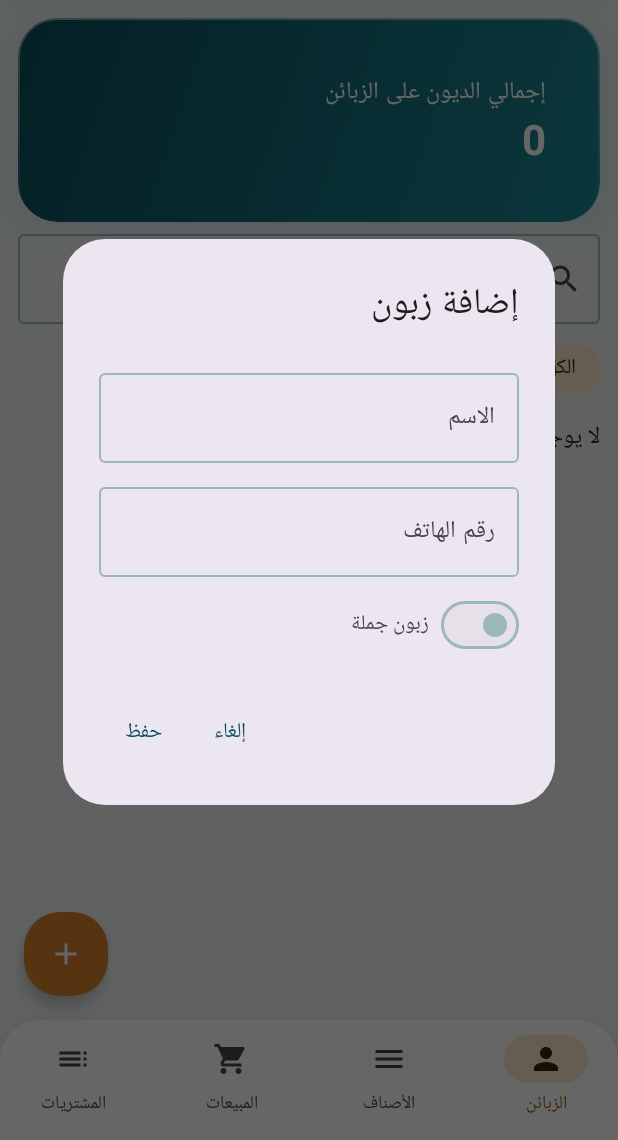
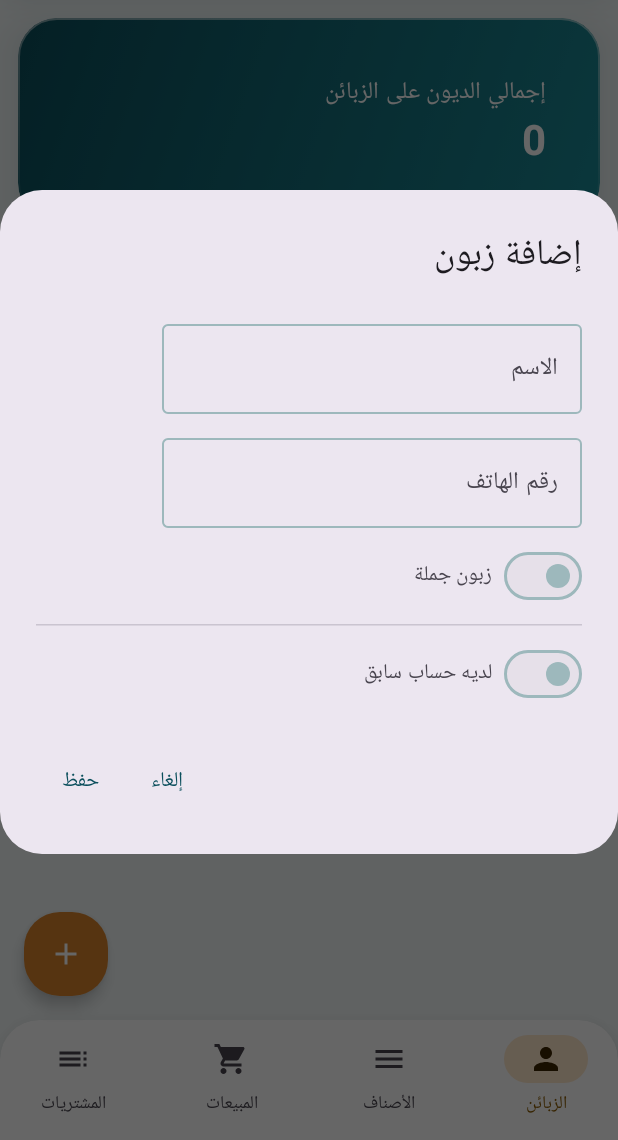
Before and after one commit to ibrahimmoayed039-netizen/ibrahimatar, an Android app built with Jetpack Compose: the screen it shows after launch (MainActivity), after a tap on "إضافة زبون", on a phone screen of 412 x 824 dp, the part 96-1236 px from its top. Run offline under Robolectric (Android 15) with nearby library versions, the phone set to English and light mode, and no system bars; our stand-ins replace Room's generated code.

Commit message:
Add files via upload

```diff
--- a/app/src/main/java/com/fabric/ledger/ui/Components.kt
+++ b/app/src/main/java/com/fabric/ledger/ui/Components.kt
@@ -36,6 +36,7 @@ import com.fabric.ledger.data.Customer
 import com.fabric.ledger.data.Fabric
 import com.fabric.ledger.data.FabricTotals
 import com.fabric.ledger.data.Payment
+import com.fabric.ledger.data.PreviousAccount
 import com.fabric.ledger.data.Purchase
 import com.fabric.ledger.data.SupplierPayment
 import com.fabric.ledger.data.Sale
@@ -307,16 +308,24 @@ fun FabricDialog(initial: Fabric?, onSave: (Fabric) -> Unit, onDelete: (() -> Un
     )
 }
 
+@OptIn(ExperimentalMaterial3Api::class)
 @Composable
-fun CustomerDialog(onSave: (Customer) -> Unit, onDismiss: () -> Unit, initial: Customer? = null) {
+fun CustomerDialog(onSave: (Customer, PreviousAccount?) -> Unit, onDismiss: () -> Unit, initial: Customer? = null) {
     var name by remember { mutableStateOf(initial?.name ?: "") }
     var phone by remember { mutableStateOf(initial?.phone ?: "") }
     var wholesale by remember { mutableStateOf(initial?.isWholesale ?: false) }
+    // الحساب السابق: يظهر عند إضافة زبون جديد فقط
+    var hasPrev by remember { mutableStateOf(false) }
+    var prevAmount by remember { mutableStateOf("") }
+    var prevCur by remember { mutableStateOf("IQD") }
+    var prevDate by remember { mutableStateOf(System.currentTimeMillis()) }
+    var pickDate by remember { mutableStateOf(false) }
+    var triedSave by remember { mutableStateOf(false) }
     AlertDialog(
         onDismissRequest = onDismiss,
         title = { Text(if (initial == null) "إضافة زبون" else "تعديل الزبون") },
         text = {
-            Column(verticalArrangement = Arrangement.spacedBy(8.dp)) {
+            Column(Modifier.verticalScroll(rememberScrollState()), verticalArrangement = Arrangement.spacedBy(8.dp)) {
                 OutlinedTextField(name, { name = it }, label = { Text("الاسم") }, singleLine = true)
                 OutlinedTextField(
                     phone, { phone = it }, label = { Text("رقم الهاتف") }, singleLine = true,
@@ -327,15 +336,54 @@ fun CustomerDialog(onSave: (Customer) -> Unit, onDismiss: () -> Unit, initial: C
                     Spacer(Modifier.width(8.dp))
                     Text("زبون جملة")
                 }
+                if (initial == null) {
+                    HorizontalDivider()
+                    Row(verticalAlignment = Alignment.CenterVertically) {
+                        Switch(checked = hasPrev, onCheckedChange = { hasPrev = it })
+                        Spacer(Modifier.width(8.dp))
+                        Text("لديه حساب سابق")
+                    }
+                    if (hasPrev) {
+                        OutlinedTextField(
+                            prevAmount, { prevAmount = it }, label = { Text("المبلغ المتبقي عليه") }, singleLine = true,
+                            isError = triedSave && prevAmount.toD() <= 0.0,
+                            keyboardOptions = KeyboardOptions(keyboardType = KeyboardType.Decimal)
+                        )
+                        CurrencyChips(prevCur) { prevCur = it }
+                        OutlinedButton(onClick = { pickDate = true }, modifier = Modifier.fillMaxWidth()) {
+                            Text("تاريخ آخر حساب: " + SimpleDateFormat("yyyy/MM/dd", Locale.US).format(Date(prevDate)))
+                        }
+                    }
+                }
             }
         },
         confirmButton = {
             TextButton(onClick = {
-                if (name.isNotBlank()) onSave(Customer(id = initial?.id ?: 0, name = name.trim(), phone = phone.trim(), isWholesale = wholesale))
+                triedSave = true
+                if (name.isBlank()) return@TextButton
+                val prev = if (initial == null && hasPrev) {
+                    if (prevAmount.toD() <= 0.0) return@TextButton
+                    PreviousAccount(prevAmount.toD(), prevCur, prevDate)
+                } else null
+                onSave(Customer(id = initial?.id ?: 0, name = name.trim(), phone = phone.trim(), isWholesale = wholesale), prev)
             }) { Text("حفظ") }
         },
         dismissButton = { TextButton(onClick = onDismiss) { Text("إلغاء") } }
     )
+    if (pickDate) {
+        val state = rememberDatePickerState(initialSelectedDateMillis = prevDate)
+        DatePickerDialog(
+            onDismissRequest = { pickDate = false },
+            confirmButton = {
+                TextButton(onClick = {
+                    // منتقي التاريخ يُرجع منتصف الليل UTC؛ نضيف 12 ساعة كي لا يتغير اليوم بحسب المنطقة الزمنية
+                    state.selectedDateMillis?.let { prevDate = it + 12 * 3_600_000L }
+                    pickDate = false
+                }) { Text("موافق") }
+            },
+            dismissButton = { TextButton(onClick = { pickDate = false }) { Text("إلغاء") } }
+        ) { DatePicker(state = state) }
+    }
 }
 
 @Composable
--- a/app/src/main/java/com/fabric/ledger/ui/CustomerScreen.kt
+++ b/app/src/main/java/com/fabric/ledger/ui/CustomerScreen.kt
@@ -176,7 +176,7 @@ fun CustomerScreen(
 
     if (editDlg && customer != null) CustomerDialog(
         initial = customer,
-        onSave = { vm.saveCustomer(it); editDlg = false },
+        onSave = { c, _ -> vm.saveCustomer(c); editDlg = false },
         onDismiss = { editDlg = false }
     )
     if (delDlg && customer != null) ConfirmDialog(
--- a/app/src/main/java/com/fabric/ledger/ui/HomeScreen.kt
+++ b/app/src/main/java/com/fabric/ledger/ui/HomeScreen.kt
@@ -422,7 +422,7 @@ fun HomeScreen(
         onDelete = fabricEdit?.let { f -> { fabricDlg = false; vm.deleteFabric(f) { ok -> Toast.makeText(context, if (ok) "تم الحذف" else "تعذر الحذف", Toast.LENGTH_SHORT).show() } } },
         onDismiss = { fabricDlg = false }
     )
-    if (customerDlg) CustomerDialog(onSave = { vm.saveCustomer(it); customerDlg = false }, onDismiss = { customerDlg = false })
+    if (customerDlg) CustomerDialog(onSave = { c, prev -> vm.saveCustomer(c, prev); customerDlg = false }, onDismiss = { customerDlg = false })
     if (lockDlg) LockSettingsDialog(
         enabled = lockEnabled,
         onEnable = { vm.enableLock(it) },
```
